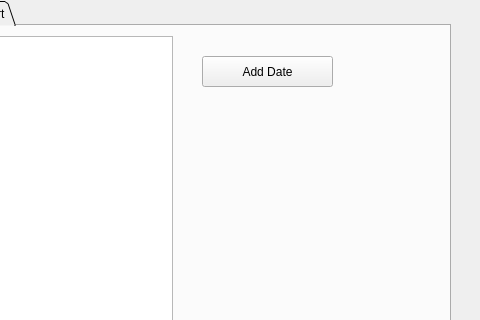
Old version of the form CMS1.ui in the repository lizhao1993/CMS; both pictures show x 320 to 800 and y 0 to 320 of the 800 by 600 pixel window.
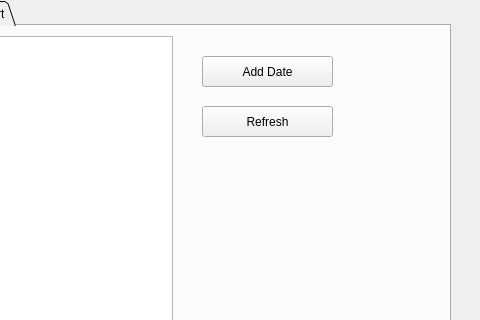
New version of the form. The open tabs and pages were chosen to show the change.

Commit message: refresh button

```diff
--- a/CMS1.ui
+++ b/CMS1.ui
@@ -65,6 +65,19 @@
        <string>Add Date</string>
       </property>
      </widget>
+     <widget class="QPushButton" name="refreshBttn">
+      <property name="geometry">
+       <rect>
+        <x>520</x>
+        <y>80</y>
+        <width>131</width>
+        <height>31</height>
+       </rect>
+      </property>
+      <property name="text">
+       <string>Refresh</string>
+      </property>
+     </widget>
     </widget>
     <widget class="QWidget" name="Grades">
      <attribute name="title">
```
Left out of the diff: 6 changed lines with no effect on the pictures. The commit also changes 2 other files.
